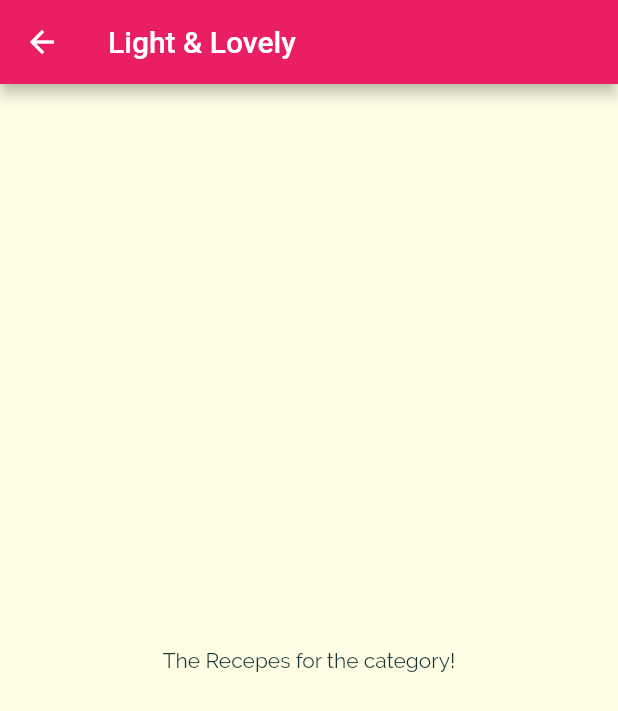
After one commit to hichemBA67/meals-app, a Flutter app: the screen it shows after launch, after a tap on "Light & Lovely", on a phone screen of 412 x 824 dp. The commit adds this screen. Shown: the top 711 px of the screen. Run offline on Flutter 3.47's test engine with Material 2 defaults, Android fonts, the phone set to English and light mode, and no system bars.

Commit message:
Section 7: 165 completed

```diff
--- a/lib/categories_screen.dart
+++ b/lib/categories_screen.dart
@@ -19,7 +19,8 @@ class CategoriesScreen extends StatelessWidget {
             mainAxisSpacing: 20,
           ),
           children: DUMMY_CATEGORIES
-              .map((catData) => CategoryItem(catData.title, catData.color))
+              .map((catData) =>
+                  CategoryItem(catData.id, catData.title, catData.color))
               .toList(),
         ));
   }
--- a/lib/category_item.dart
+++ b/lib/category_item.dart
@@ -1,14 +1,27 @@
 import 'package:flutter/material.dart';
+import './category_meals_screen.dart';
 
 class CategoryItem extends StatelessWidget {
+  final String id;
   final String title;
   final Color color;
 
-  CategoryItem(this.title, this.color);
+  CategoryItem(this.id, this.title, this.color);
+
+  void selectCategory(BuildContext context, String title) {
+    Navigator.of(context).pushNamed('/category-meals', arguments: {
+      'id': id,
+      'title': title,
+    });
+  }
 
   @override
   Widget build(BuildContext context) {
-    return Container(
+    return InkWell(
+      onTap: () => selectCategory(context, title),
+      splashColor: Theme.of(context).primaryColor,
+      borderRadius: BorderRadius.circular(15),
+      child: Container(
         padding: const EdgeInsets.all(15),
         child: Text(title, style: Theme.of(context).textTheme.titleSmall),
         decoration: BoxDecoration(
@@ -22,6 +35,7 @@ class CategoryItem extends StatelessWidget {
           ),
           borderRadius: BorderRadius.circular(15),
         ),
+      ),
     );
   }
 }
--- /dev/null
+++ b/lib/category_meals_screen.dart
@@ -0,0 +1,22 @@
+import 'package:flutter/material.dart';
+
+class CategoryMealsScreen extends StatelessWidget {
+  // final String categoryId;
+  // final String categoryTitle;
+
+  // CategoryMealsScreen(this.categoryId, this.categoryTitle);
+
+  @override
+  Widget build(BuildContext context) {
+    final routeArgs =
+        ModalRoute.of(context)!.settings.arguments as Map<String, String>;
+    final categoryTitle = routeArgs["title"] as String;
+    final categoryId = routeArgs["id"] as String;
+
+    return Scaffold(
+        appBar: AppBar(title: Text(categoryTitle)),
+        body: Center(
+          child: Text('The Recepes for the category!'),
+        ));
+  }
+}
--- a/lib/main.dart
+++ b/lib/main.dart
@@ -1,5 +1,6 @@
 import 'package:flutter/material.dart';
 import './categories_screen.dart';
+import './category_meals_screen.dart';
 
 void main() => runApp(MyApp());
 
@@ -12,9 +13,12 @@ class MyApp extends StatelessWidget {
             canvasColor: const Color.fromRGBO(255, 254, 229, 1),
             fontFamily: 'Raleway',
             textTheme: ThemeData.light().textTheme.copyWith(
-              bodySmall: const TextStyle(color: Color.fromRGBO(20, 51, 51, 1)),
-              bodyMedium: const TextStyle(color: Color.fromRGBO(20, 51, 51, 1)),
-              bodyLarge: const TextStyle(color: Color.fromRGBO(20, 51, 51, 1)),
+                bodySmall:
+                    const TextStyle(color: Color.fromRGBO(20, 51, 51, 1)),
+                bodyMedium:
+                    const TextStyle(color: Color.fromRGBO(20, 51, 51, 1)),
+                bodyLarge:
+                    const TextStyle(color: Color.fromRGBO(20, 51, 51, 1)),
                 titleSmall: const TextStyle(
                   fontSize: 20,
                   fontFamily: 'RobotoCondensed',
@@ -23,7 +27,9 @@ class MyApp extends StatelessWidget {
             colorScheme: ColorScheme.fromSwatch(primarySwatch: Colors.pink)
                 .copyWith(secondary: Colors.amber)),
         home: CategoriesScreen(),
-    );
+        routes: {
+          '/category-meals': (ctx) => CategoryMealsScreen(),
+        });
   }
 }
 
```
Lines whose indentation alone changed are shown as unchanged.
